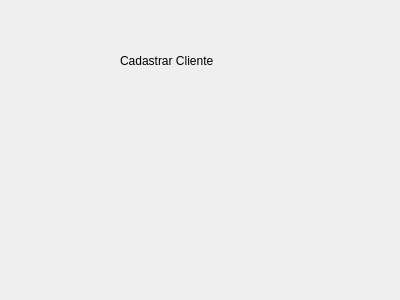
Before: the Qt Designer form cc4652/cadastrarcliente.ui in victoralmeida/cc4652-031, drawn with Qt 5.
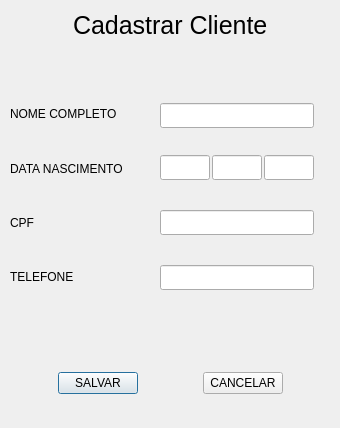
After: the same form once the commit is applied.

Commit message: Cadastro do cliente pronto

The edit to the form file:
```diff
--- a/cc4652/cadastrarcliente.ui
+++ b/cc4652/cadastrarcliente.ui
@@ -6,25 +6,230 @@
    <rect>
     <x>0</x>
     <y>0</y>
-    <width>400</width>
-    <height>300</height>
+    <width>340</width>
+    <height>428</height>
    </rect>
   </property>
   <property name="windowTitle">
    <string>Dialog</string>
   </property>
-  <widget class="QLabel" name="label">
+  <widget class="QLineEdit" name="nome">
    <property name="geometry">
     <rect>
-     <x>120</x>
-     <y>40</y>
-     <width>141</width>
-     <height>41</height>
+     <x>160</x>
+     <y>103</y>
+     <width>154</width>
+     <height>25</height>
     </rect>
    </property>
-   <property name="text">
-    <string>Cadastrar Cliente</string>
+  </widget>
+  <widget class="QWidget" name="layoutWidget">
+   <property name="geometry">
+    <rect>
+     <x>10</x>
+     <y>90</y>
+     <width>137</width>
+     <height>211</height>
+    </rect>
    </property>
+   <layout class="QVBoxLayout" name="verticalLayout">
+    <item>
+     <widget class="QLabel" name="label_2">
+      <property name="text">
+       <string>NOME COMPLETO</string>
+      </property>
+     </widget>
+    </item>
+    <item>
+     <widget class="QLabel" name="label_3">
+      <property name="text">
+       <string>DATA NASCIMENTO</string>
+      </property>
+     </widget>
+    </item>
+    <item>
+     <widget class="QLabel" name="label_4">
+      <property name="text">
+       <string>CPF</string>
+      </property>
+     </widget>
+    </item>
+    <item>
+     <widget class="QLabel" name="label_5">
+      <property name="text">
+       <string>TELEFONE</string>
+      </property>
+     </widget>
+    </item>
+   </layout>
+  </widget>
+  <widget class="QLineEdit" name="cpf">
+   <property name="enabled">
+    <bool>true</bool>
+   </property>
+   <property name="geometry">
+    <rect>
+     <x>160</x>
+     <y>210</y>
+     <width>154</width>
+     <height>25</height>
+    </rect>
+   </property>
+  </widget>
+  <widget class="QLineEdit" name="telefone">
+   <property name="geometry">
+    <rect>
+     <x>160</x>
+     <y>265</y>
+     <width>154</width>
+     <height>25</height>
+    </rect>
+   </property>
+  </widget>
+  <widget class="QLineEdit" name="mes">
+   <property name="geometry">
+    <rect>
+     <x>212</x>
+     <y>155</y>
+     <width>50</width>
+     <height>25</height>
+    </rect>
+   </property>
+  </widget>
+  <widget class="QLineEdit" name="ano">
+   <property name="geometry">
+    <rect>
+     <x>264</x>
+     <y>155</y>
+     <width>50</width>
+     <height>25</height>
+    </rect>
+   </property>
+  </widget>
+  <widget class="QLineEdit" name="dia">
+   <property name="geometry">
+    <rect>
+     <x>160</x>
+     <y>155</y>
+     <width>50</width>
+     <height>25</height>
+    </rect>
+   </property>
+  </widget>
+  <widget class="QWidget" name="">
+   <property name="geometry">
+    <rect>
+     <x>0</x>
+     <y>0</y>
+     <width>341</width>
+     <height>51</height>
+    </rect>
+   </property>
+   <layout class="QHBoxLayout" name="horizontalLayout">
+    <item>
+     <spacer name="horizontalSpacer_2">
+      <property name="orientation">
+       <enum>Qt::Horizontal</enum>
+      </property>
+      <property name="sizeHint" stdset="0">
+       <size>
+        <width>40</width>
+        <height>20</height>
+       </size>
+      </property>
+     </spacer>
+    </item>
+    <item>
+     <widget class="QLabel" name="label">
+      <property name="font">
+       <font>
+        <pointsize>19</pointsize>
+       </font>
+      </property>
+      <property name="text">
+       <string>Cadastrar Cliente</string>
+      </property>
+     </widget>
+    </item>
+    <item>
+     <spacer name="horizontalSpacer">
+      <property name="orientation">
+       <enum>Qt::Horizontal</enum>
+      </property>
+      <property name="sizeHint" stdset="0">
+       <size>
+        <width>40</width>
+        <height>20</height>
+       </size>
+      </property>
+     </spacer>
+    </item>
+   </layout>
+  </widget>
+  <widget class="QWidget" name="">
+   <property name="geometry">
+    <rect>
+     <x>0</x>
+     <y>370</y>
+     <width>341</width>
+     <height>27</height>
+    </rect>
+   </property>
+   <layout class="QHBoxLayout" name="horizontalLayout_2">
+    <item>
+     <spacer name="horizontalSpacer_4">
+      <property name="orientation">
+       <enum>Qt::Horizontal</enum>
+      </property>
+      <property name="sizeHint" stdset="0">
+       <size>
+        <width>40</width>
+        <height>20</height>
+       </size>
+      </property>
+     </spacer>
+    </item>
+    <item>
+     <widget class="QPushButton" name="pushButton_3">
+      <property name="text">
+       <string>SALVAR</string>
+      </property>
+     </widget>
+    </item>
+    <item>
+     <spacer name="horizontalSpacer_3">
+      <property name="orientation">
+       <enum>Qt::Horizontal</enum>
+      </property>
+      <property name="sizeHint" stdset="0">
+       <size>
+        <width>40</width>
+        <height>20</height>
+       </size>
+      </property>
+     </spacer>
+    </item>
+    <item>
+     <widget class="QPushButton" name="pushButton_2">
+      <property name="text">
+       <string>CANCELAR</string>
+      </property>
+     </widget>
+    </item>
+    <item>
+     <spacer name="horizontalSpacer_5">
+      <property name="orientation">
+       <enum>Qt::Horizontal</enum>
+      </property>
+      <property name="sizeHint" stdset="0">
+       <size>
+        <width>40</width>
+        <height>20</height>
+       </size>
+      </property>
+     </spacer>
+    </item>
+   </layout>
   </widget>
  </widget>
  <resources/>
```
The commit also changes 6 other files.
